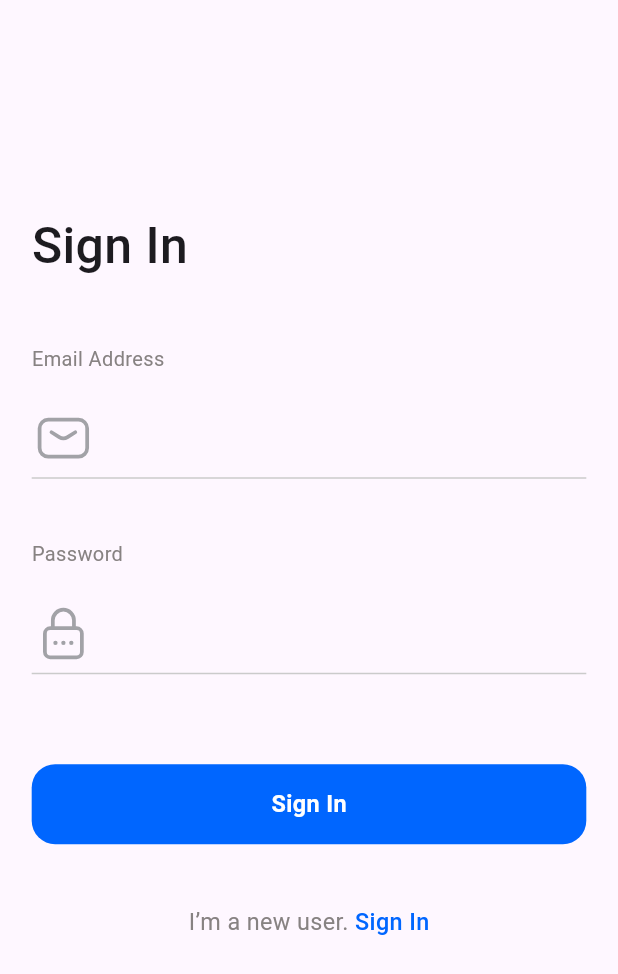
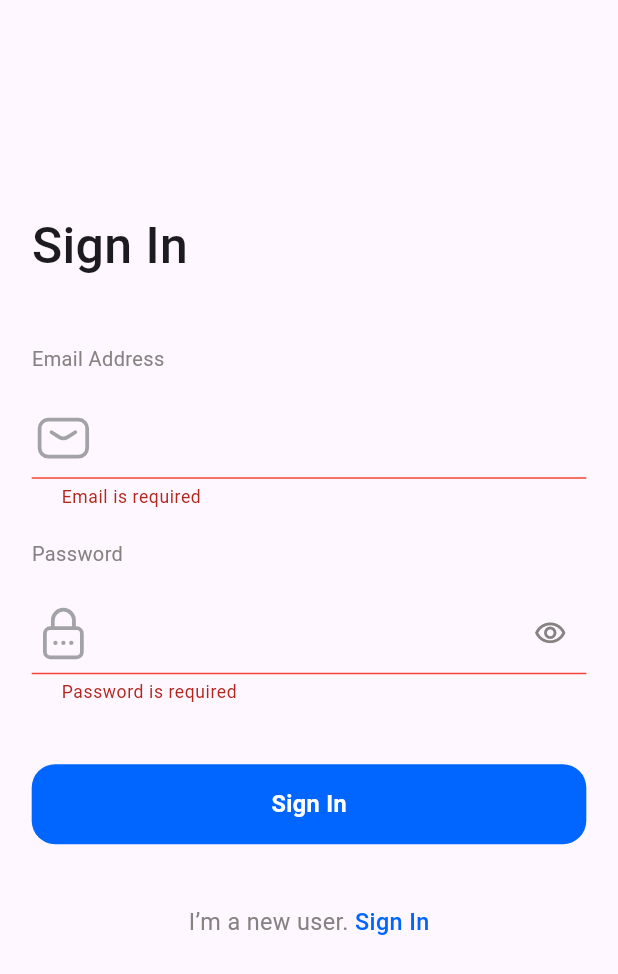
Before and after one commit to rozan-alawar/BankPick, a Flutter app: the LoginScreen screen opened by its route, after a tap on "Sign In", on a phone screen of 412 x 824 dp. Shown: the top 974 px of the screen. Run offline on Flutter 3.47's test engine with Material 3 defaults, Android fonts, the phone set to English and light mode, and no system bars; our stand-ins replace dio, easy_localization, flutter_screenutil, flutter_spinkit, flutter_svg, get_it and 1 more; accounts and stored records are empty; Roboto replaces fonts that are missing (Almarai, Nunito).

Commit message:
update login

```diff
--- /dev/null
+++ b/lib/controller/auth_provider.dart
@@ -0,0 +1,53 @@
+import 'dart:async';
+
+import 'package:flutter/material.dart';
+
+class AuthProvider extends ChangeNotifier {
+  bool isPasswordVisible = true;
+  bool _isEmailValid = true;
+
+
+  String _email = '';
+  String _password = '';
+  bool _isLoading = false;
+  bool _isLoggedIn = false;
+
+  String get email => _email;
+  String get password => _password;
+  bool get isLoading => _isLoading;
+  bool get isLoggedIn => _isLoggedIn;
+
+  void setEmail(String email) {
+    _email = email;
+    notifyListeners();
+  }
+
+  void setPassword(String password) {
+    _password = password;
+    notifyListeners();
+  }
+
+  Future<void> login(GlobalKey<FormState> formKey) async {
+      if (formKey.currentState!.validate()) {
+
+    _isLoading = true;
+    notifyListeners();
+
+    print(isLoading);
+    // _isLoggedIn = await _authenticationService.login(_email, _password);
+    await Timer(Duration(seconds: 3), () {
+      _isLoading = false;
+          notifyListeners();
+    },);
+
+
+    notifyListeners();
+      }}
+
+
+  void togglePasswordVisibility() {
+    isPasswordVisible = !isPasswordVisible;
+    notifyListeners();
+  }
+
+}
--- a/lib/core/common_widget/primary_button.dart
+++ b/lib/core/common_widget/primary_button.dart
@@ -1,6 +1,7 @@
 import 'package:dakakeen/core/common_widget/primary_text.dart';
 import 'package:flutter/material.dart';
 import 'package:flutter_screenutil/flutter_screenutil.dart';
+import 'package:flutter_spinkit/flutter_spinkit.dart';
 
 class PrimaryButton extends StatelessWidget {
   const PrimaryButton({
@@ -46,7 +47,10 @@ class PrimaryButton extends StatelessWidget {
           padding: EdgeInsets.symmetric(horizontal: 4.w),
           child: Center(
             child: isDisable
-                ? Image.asset('assets/animation/loading_aimation.gif')
+                ?  SpinKitThreeBounce(
+              color: Colors.white,
+              size: 20.0,
+            )
                 :child
           ),
         ),
--- a/lib/core/common_widget/primary_textfiled.dart
+++ b/lib/core/common_widget/primary_textfiled.dart
@@ -18,11 +18,12 @@ class PrimaryTextField extends StatelessWidget {
   final dynamic inputFormater;
   // Color? fillColor = ColorManager.borderColor;
   final bool hideError;
+  final bool obscureText;
   final ValueChanged<String>? onChanged;
 
   const PrimaryTextField(
       {Key? key,
-      this.hintText,
+        this.hintText, this.obscureText =false,
       required this.controller,
       required this.validator,
       this.keyboardType = TextInputType.text,
@@ -50,6 +51,7 @@ class PrimaryTextField extends StatelessWidget {
         textInputAction: textInputAction,
         maxLines: multiLines! ? 6 : 1,
         inputFormatters: inputFormater,
+        obscureText: obscureText,
 
         style: TextStyle(
           // color: ColorManager.secondryTextColor,
@@ -67,6 +69,7 @@ class PrimaryTextField extends StatelessWidget {
           suffixIcon: suffixIcon,
           hintText: hintText ?? '',
           fillColor: ColorManager.transparent,
+
           hintStyle: TextStyle(
             // color: ColorManager.hintTextColor,
             fontSize: 14.sp,
@@ -74,6 +77,7 @@ class PrimaryTextField extends StatelessWidget {
             // fontFamily: FontConstants.arabicFontFamily,
           ),
           filled: true,
+
           enabledBorder:
  UnderlineInputBorder(
             borderSide: BorderSide(color: ColorManager.blaceholderText),
@@ -97,11 +101,8 @@ class PrimaryTextField extends StatelessWidget {
           focusedErrorBorder:  UnderlineInputBorder(
             borderSide: BorderSide(color: Colors.red),
           ),
-          errorBorder: OutlineInputBorder(
-            // borderSide: hideError == false
-            //     ? BorderSide(color: ColorManager.primary)
-            //     : BorderSide(color: ColorManager.primary.withOpacity(0)),
-            borderRadius: BorderRadius.circular(24.r),
+          errorBorder: UnderlineInputBorder(
+            borderSide: BorderSide(color: Colors.red),
           ),
         ),
         validator: validator,
--- /dev/null
+++ b/lib/core/extensions/validation.dart
@@ -0,0 +1,34 @@
+extension ValidationExt on String {
+  String? get isValidEmail {
+    final emailRegExp = RegExp(r"^[a-zA-Z0-9.]+@[a-zA-Z0-9]+\.[a-zA-Z]+");
+    if (isEmpty) {
+      return ("Email is required");
+    } else if (!emailRegExp.hasMatch(this)) {
+      return ("Enter valid email");
+    } else {
+      return null;
+    }
+  }
+
+  String? get isValidPassword {
+    final passwordRegExp =
+    RegExp(r'^(?=.*?[A-Z])(?=.*?[a-z])(?=.*?[0-9])(?=.*?[!@#\$&*~]).{8,}$');
+    if (isEmpty) {
+      return ("Password is required");
+    } else if (length < 8) {
+      return ("Password Must be more than 8 characters");
+    } else if (!passwordRegExp.hasMatch(this)) {
+      return ("Your password is weak");
+    } else {
+      return null;
+    }
+  }
+
+  String? get isValidName {
+    if (isEmpty) {
+      return ("Name is required");
+    } else {
+      return null;
+    }
+  }
+}
--- a/lib/main.dart
+++ b/lib/main.dart
@@ -1,4 +1,5 @@
 import 'package:dakakeen/config/routes/router.dart';
+import 'package:dakakeen/controller/auth_provider.dart';
 import 'package:dakakeen/controller/intro_provider.dart';
 import 'package:easy_localization/easy_localization.dart';
 import 'package:flutter/material.dart';
@@ -51,7 +52,16 @@ void main() async {
         Locale('en'),
       ],
       fallbackLocale: const Locale('ar'),
+      child: MultiProvider(
+        providers: [
+          ChangeNotifierProvider (
+          create: (context) => IntroProvider(),),
+          ChangeNotifierProvider (
+            create: (context) => AuthProvider(),),
+        ],
         child: const MyApp(),
+
+      ),
     ),
   );
 }
@@ -66,9 +76,7 @@ class MyApp extends StatelessWidget {
       minTextAdapt: true,
       splitScreenMode: true,
       builder: (context, child) {
-        return  ChangeNotifierProvider (
-            create: (context) => IntroProvider(),
-            child: MaterialApp(
+        return  MaterialApp(
           debugShowCheckedModeBanner: false,
           theme: appTheme(),
           navigatorKey: sl<NavigationService>().navigatorKey,
@@ -79,9 +87,6 @@ class MyApp extends StatelessWidget {
           localizationsDelegates: context.localizationDelegates,
           supportedLocales: context.supportedLocales,
           locale: context.locale,
-            ),
-
-
         );
       },
     );
--- a/lib/presentation/auth/login_screen.dart
+++ b/lib/presentation/auth/login_screen.dart
@@ -1,11 +1,15 @@
 import 'package:dakakeen/config/theme/assets_manager.dart';
 import 'package:dakakeen/config/theme/color_manager.dart';
+import 'package:dakakeen/controller/auth_provider.dart';
 import 'package:dakakeen/core/common_widget/primary_text.dart';
 import 'package:dakakeen/core/common_widget/primary_textfiled.dart';
 import 'package:dakakeen/core/extensions/empty_space_extension.dart';
+import 'package:dakakeen/core/extensions/validation.dart';
+import 'package:dakakeen/core/utils/validator.dart';
 import 'package:flutter/material.dart';
 import 'package:flutter_screenutil/flutter_screenutil.dart';
 import 'package:flutter_svg/flutter_svg.dart';
+import 'package:provider/provider.dart';
 
 import '../../core/common_widget/primary_button.dart';
 
@@ -19,19 +23,25 @@ class LoginScreen extends StatefulWidget {
 class _LoginScreenState extends State<LoginScreen> {
   TextEditingController? emailController;
   TextEditingController? passwordController;
+  GlobalKey<FormState>? formKey;
 
   @override
   void initState() {
     // TODO: implement initState
     super.initState();
+    formKey = GlobalKey<FormState>();
     emailController = TextEditingController();
     passwordController = TextEditingController();
   }
 
   @override
   Widget build(BuildContext context) {
+    final loginProvider = Provider.of<AuthProvider>(context);
     return Scaffold(
-      body: GestureDetector(
+      body: SingleChildScrollView(
+        child: Form(
+          key: formKey,
+          child: GestureDetector(
             onTap: () {
               FocusScope.of(context).unfocus();
             },
@@ -55,7 +65,10 @@ class _LoginScreenState extends State<LoginScreen> {
                   16.height,
                   PrimaryTextField(
                     controller: emailController,
-                validator: (value) {},
+                    validator: (value) {
+                      loginProvider.setEmail(value!);
+                      return value!.isValidEmail;
+                    },
                     prefixIcon: SvgPicture.asset(
                       IconAssets.email,
                       width: 20.w,
@@ -70,25 +83,38 @@ class _LoginScreenState extends State<LoginScreen> {
                   ),
                   16.height,
                   PrimaryTextField(
+                    obscureText: loginProvider.isPasswordVisible,
+
                     controller: passwordController,
-                validator: (value) {},
+                    validator: (value) {
+                      loginProvider.setPassword(value!);
+                      return value!.isValidPassword;
+                    },
                     prefixIcon: SvgPicture.asset(
                       IconAssets.password,
                       width: 20.w,
                       height: 20.h,
                     ),
+                    suffixIcon: IconButton(
+                      onPressed: () => loginProvider.togglePasswordVisibility(),
+                                            icon:loginProvider.isPasswordVisible?Icon(Icons.visibility_outlined,size: 22,color: ColorManager.secondaryText,):Icon(Icons.visibility_off_outlined,size: 22,color: ColorManager.secondaryText,),
+                    ),
+
                   ),
                   40.height,
-
-              PrimaryButton(
-                color: ColorManager.primary,
+                  AbsorbPointer(
+                      absorbing: loginProvider.isLoading,
+                      child: PrimaryButton(
+                        color:loginProvider.isLoading?ColorManager.secondaryText: ColorManager.primary,
                         width: double.infinity,
                         height: 56.h,
-                onPressed: () {},
-                child: PrimaryText(
+                        onPressed: () => loginProvider.login(formKey!),
+                        isDisable: loginProvider.isLoading,
+                        child:  PrimaryText(
                           'Sign In',
                           color: ColorManager.white,
                           fontWeight: FontWeight.bold,
+                        ),
                       ),
                     ),
                   40.height,
@@ -98,15 +124,17 @@ class _LoginScreenState extends State<LoginScreen> {
                       PrimaryText(
                         'I’m a new user.',
                         color: ColorManager.secondaryText,
-                  ),PrimaryText(
+                      ),
+                      PrimaryText(
                         ' Sign In',
                         color: ColorManager.primary,
                         fontWeight: FontWeight.w500,
                       ),
                     ],
                   ),
-
                 ],
+              ),
+            ),
           ),
         ),
       ),
--- a/pubspec.yaml
+++ b/pubspec.yaml
@@ -14,6 +14,7 @@ dependencies:
   flutter:
     sdk: flutter
 
+  flutter_spinkit: ^5.1.0
 
   cupertino_icons: ^1.0.2
 
```
Also changed, not shown: pubspec.lock. Lines whose indentation alone changed are shown as unchanged.
